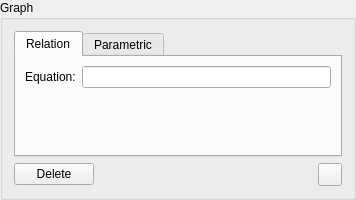
Qt form Graph2DProperties.ui (goffrie/grapher) before a commit.
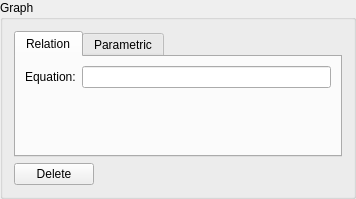
The same form after that commit.

Commit message: just use a label instead of a button

Patch:
```diff
--- a/Graph2DProperties.ui
+++ b/Graph2DProperties.ui
@@ -151,10 +151,7 @@
       </widget>
      </item>
      <item>
-      <widget class="QToolButton" name="colorButton">
-       <property name="styleSheet">
-        <string notr="true"/>
-       </property>
+      <widget class="QLabel" name="colorLabel">
        <property name="text">
         <string/>
        </property>
```
The commit also changes 1 other file.
